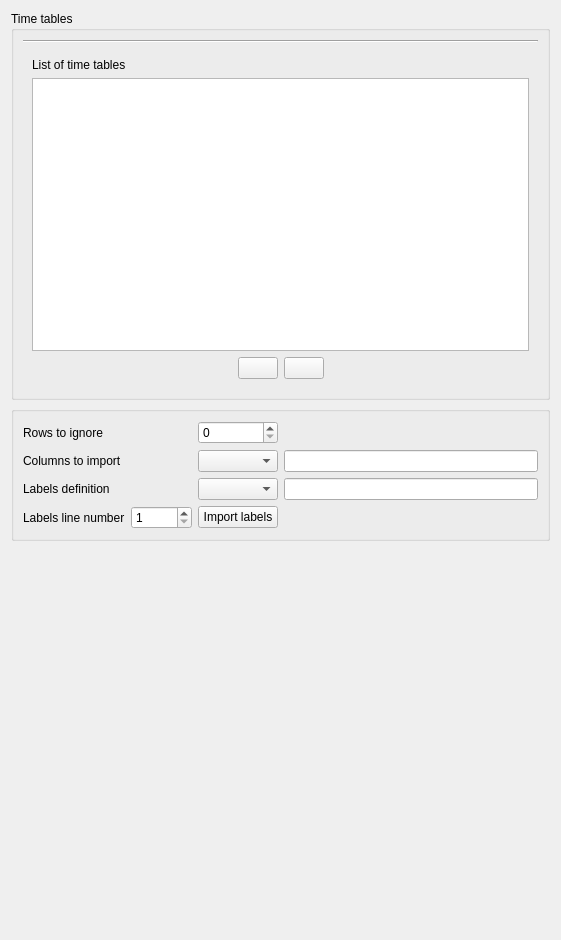
Before: the Qt Designer form python/code_saturne/gui/case/TimeTablesForm.ui in code-saturne/code_saturne, drawn with Qt 5.
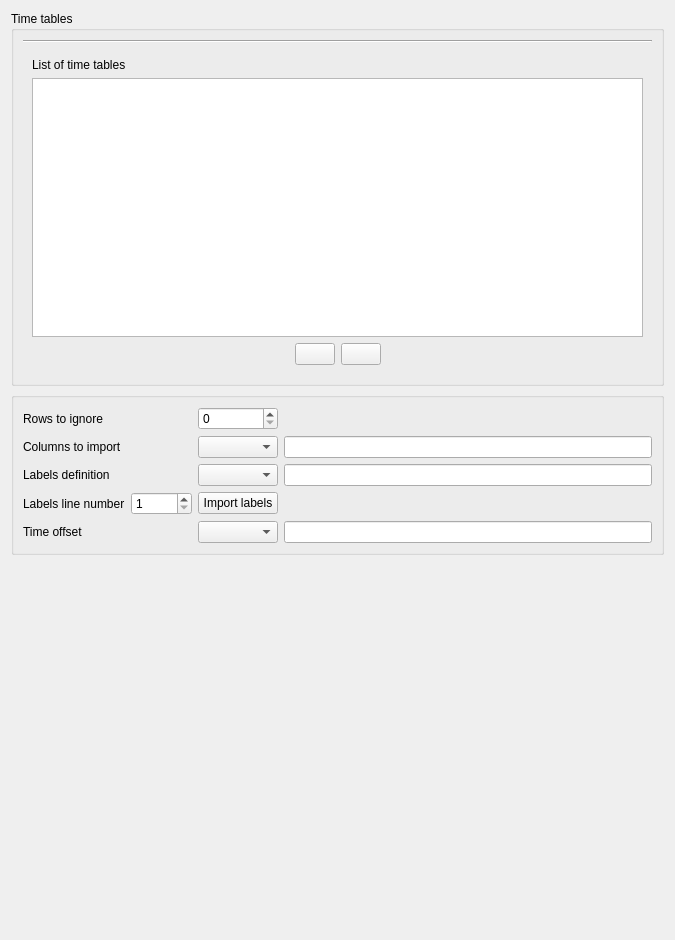
After: the same form once the commit is applied. Icons and pictures are not drawn.

Commit message: [GUI] Add possibility to define a time offset for a time table

```diff
--- a/python/code_saturne/gui/case/TimeTablesForm.ui
+++ b/python/code_saturne/gui/case/TimeTablesForm.ui
@@ -6,7 +6,7 @@
    <rect>
     <x>0</x>
     <y>0</y>
-    <width>561</width>
+    <width>675</width>
     <height>940</height>
    </rect>
   </property>
@@ -275,6 +275,22 @@
         </item>
        </layout>
       </item>
+      <item row="6" column="0">
+       <widget class="QLabel" name="label_4">
+        <property name="toolTip">
+         <string>&lt;html&gt;&lt;head/&gt;&lt;body&gt;&lt;p&gt;Set time offset for the table. Useful if data is stored with a time starting different than 0.&lt;/p&gt;&lt;p&gt;User needs to set offset to inital value. For example:&lt;/p&gt;&lt;p&gt;If table values start at t=20s and user wants to use them starting at 0s, set offset to 20s.&lt;/p&gt;&lt;/body&gt;&lt;/html&gt;</string>
+        </property>
+        <property name="text">
+         <string>Time offset</string>
+        </property>
+       </widget>
+      </item>
+      <item row="6" column="1">
+       <widget class="QComboBox" name="comboBoxTimeOffset"/>
+      </item>
+      <item row="6" column="2">
+       <widget class="QLineEdit" name="lineEditTimeOffset"/>
+      </item>
      </layout>
     </widget>
    </item>
```
The commit also changes 5 other files.
